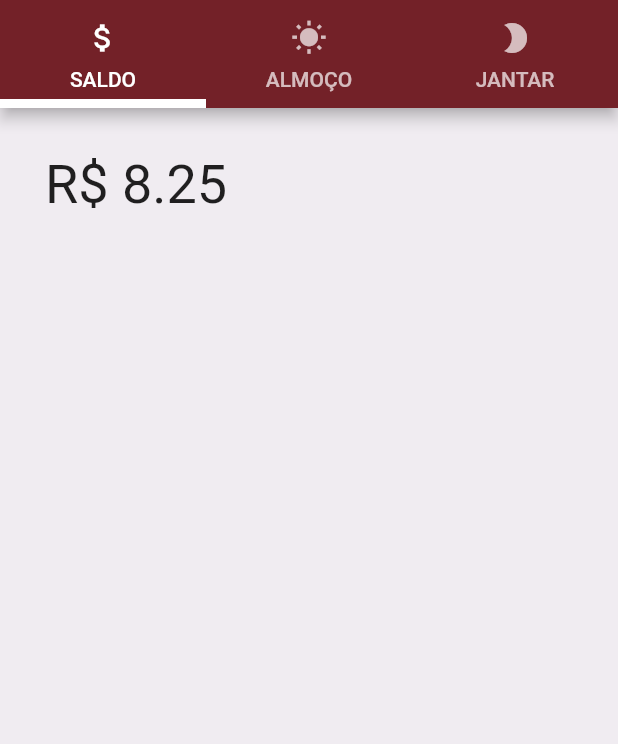
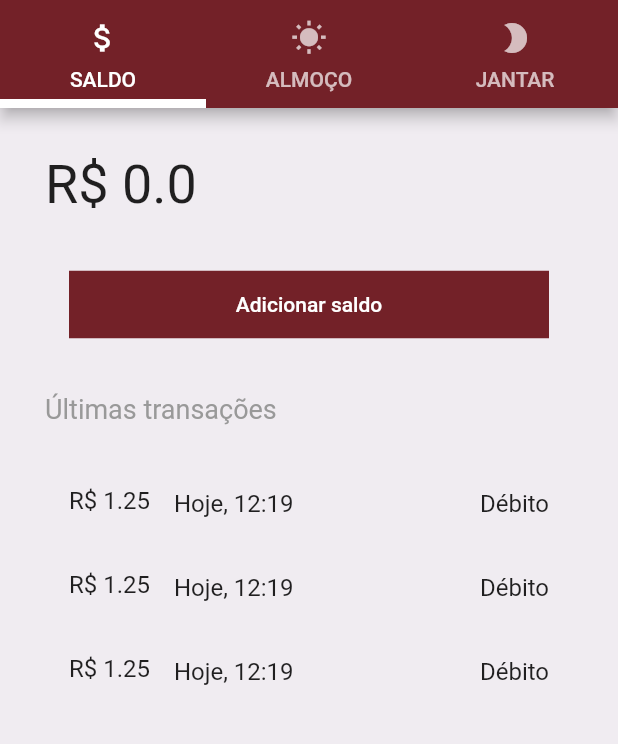
Before and after one commit to rafaelfl/UfmaMobileClone, a Flutter app: the screen it shows after launch, on a phone screen of 412 x 824 dp, the part 54-798 px from its top. Run offline on Flutter 3.47's test engine with Material 2 defaults, Android fonts, the phone set to English and light mode, and no system bars.

Commit message:
Adicionado botão de adicionar saldo

```diff
--- /dev/null
+++ b/lib/core/components/action_button.dart
@@ -0,0 +1,22 @@
+import 'package:flutter/material.dart';
+
+class ActionButton extends StatelessWidget {
+  final String text;
+
+  ActionButton({@required this.text});
+
+  @override
+  Widget build(BuildContext context) {
+    return FlatButton(
+      child: Container(
+          height: 45,
+          child: Center(
+              child: Text(
+            "Adicionar saldo",
+            style: TextStyle(color: Colors.white),
+          )),
+          color: Color(0xFF732128)),
+      onPressed: () => true,
+    );
+  }
+}
--- /dev/null
+++ b/lib/core/components/main_drawer.dart
@@ -0,0 +1,34 @@
+import 'package:flutter/material.dart';
+
+class MainDrawer extends StatelessWidget {
+  @override
+  Widget build(BuildContext context) {
+    return Drawer(
+      child: ListView(
+        children: [
+          DrawerHeader(
+            child: CircleAvatar(
+              backgroundImage: NetworkImage(
+                  "https://diariodorio.com/wp-content/uploads/2020/07/daleopizzaria_20200710_144435_0.jpg"),
+            ),
+            decoration: BoxDecoration(
+              color: Color(0xFF732128),
+            ),
+          ),
+          ListTile(
+            title: Text("Opção 1"),
+            onTap: () => true,
+          ),
+          ListTile(
+            title: Text("Opção 2"),
+            onTap: () => true,
+          ),
+          ListTile(
+            title: Text("Opção 3"),
+            onTap: () => true,
+          ),
+        ],
+      ),
+    );
+  }
+}
--- /dev/null
+++ b/lib/core/components/panels/balance_panel.dart
@@ -0,0 +1,64 @@
+import 'package:UfmaMobileClone/core/components/action_button.dart';
+import 'package:flutter/material.dart';
+
+class BalancePanel extends StatefulWidget {
+  @override
+  _BalancePanelState createState() => _BalancePanelState();
+}
+
+class _BalancePanelState extends State<BalancePanel> {
+  double currentBalance = 0.0;
+
+  @override
+  Widget build(BuildContext context) {
+    return Container(
+      color: Color(0xFFF0ECF1),
+      child: Padding(
+        padding: EdgeInsets.all(30),
+        child: Column(
+          crossAxisAlignment: CrossAxisAlignment.start,
+          children: [
+            Text("R\$ ${this.currentBalance}",
+                style: TextStyle(fontSize: 36, fontWeight: FontWeight.w400)),
+            SizedBox(height: 35),
+            ActionButton(text: "${this.currentBalance}"),
+            SizedBox(height: 35),
+            Text("Últimas transações",
+                style: TextStyle(
+                    fontSize: 18, color: Color.fromARGB(255, 153, 153, 153))),
+            SizedBox(height: 25),
+            Expanded(
+                child: ListView(
+              children: [
+                ListTile(
+                  leading: Text(
+                    "R\$ 1.25",
+                    style: TextStyle(fontSize: 16),
+                  ),
+                  title: Text("Hoje, 12:19", style: TextStyle(fontSize: 16)),
+                  trailing: Text("Débito", style: TextStyle(fontSize: 16)),
+                ),
+                ListTile(
+                  leading: Text(
+                    "R\$ 1.25",
+                    style: TextStyle(fontSize: 16),
+                  ),
+                  title: Text("Hoje, 12:19", style: TextStyle(fontSize: 16)),
+                  trailing: Text("Débito", style: TextStyle(fontSize: 16)),
+                ),
+                ListTile(
+                  leading: Text(
+                    "R\$ 1.25",
+                    style: TextStyle(fontSize: 16),
+                  ),
+                  title: Text("Hoje, 12:19", style: TextStyle(fontSize: 16)),
+                  trailing: Text("Débito", style: TextStyle(fontSize: 16)),
+                ),
+              ],
+            ))
+          ],
+        ),
+      ),
+    );
+  }
+}
--- /dev/null
+++ b/lib/core/components/panels/dinner_panel.dart
@@ -0,0 +1,8 @@
+import 'package:flutter/material.dart';
+
+class DinnerPanel extends StatelessWidget {
+  @override
+  Widget build(BuildContext context) {
+    return Container();
+  }
+}
--- /dev/null
+++ b/lib/core/components/panels/lunch_panel.dart
@@ -0,0 +1,8 @@
+import 'package:flutter/material.dart';
+
+class LunchPanel extends StatelessWidget {
+  @override
+  Widget build(BuildContext context) {
+    return Container();
+  }
+}
--- a/lib/core/main_screen.dart
+++ b/lib/core/main_screen.dart
@@ -1,4 +1,8 @@
+import 'package:UfmaMobileClone/core/components/main_drawer.dart';
 import 'package:UfmaMobileClone/core/components/my_tab_icon.dart';
+import 'package:UfmaMobileClone/core/components/panels/balance_panel.dart';
+import 'package:UfmaMobileClone/core/components/panels/dinner_panel.dart';
+import 'package:UfmaMobileClone/core/components/panels/lunch_panel.dart';
 import 'package:flutter/material.dart';
 
 class MainScreen extends StatelessWidget {
@@ -7,33 +11,7 @@ class MainScreen extends StatelessWidget {
     return DefaultTabController(
       length: 3,
       child: Scaffold(
-        drawer: Drawer(
-          child: ListView(
-            children: [
-              DrawerHeader(
-                child: CircleAvatar(
-                  backgroundImage: NetworkImage(
-                      "https://diariodorio.com/wp-content/uploads/2020/07/daleopizzaria_20200710_144435_0.jpg"),
-                ),
-                decoration: BoxDecoration(
-                  color: Color(0xFF732128),
-                ),
-              ),
-              ListTile(
-                title: Text("Opção 1"),
-                onTap: () => true,
-              ),
-              ListTile(
-                title: Text("Opção 2"),
-                onTap: () => true,
-              ),
-              ListTile(
-                title: Text("Opção 3"),
-                onTap: () => true,
-              ),
-            ],
-          ),
-        ),
+        drawer: MainDrawer(),
         appBar: AppBar(
           title: Text("Restaurante"),
           backgroundColor: Color(0xFF732128),
@@ -50,22 +28,9 @@ class MainScreen extends StatelessWidget {
         ),
         body: TabBarView(
           children: [
-            Container(
-              color: Color(0xFFF0ECF1),
-              child: Padding(
-                padding: EdgeInsets.all(30),
-                child: Column(
-                  crossAxisAlignment: CrossAxisAlignment.start,
-                  children: [
-                    Text("R\$ 8.25",
-                        style: TextStyle(
-                            fontSize: 36, fontWeight: FontWeight.w400)),
-                  ],
-                ),
-              ),
-            ),
-            Container(),
-            Container(),
+            BalancePanel(),
+            LunchPanel(),
+            DinnerPanel(),
           ],
         ),
       ),
```
